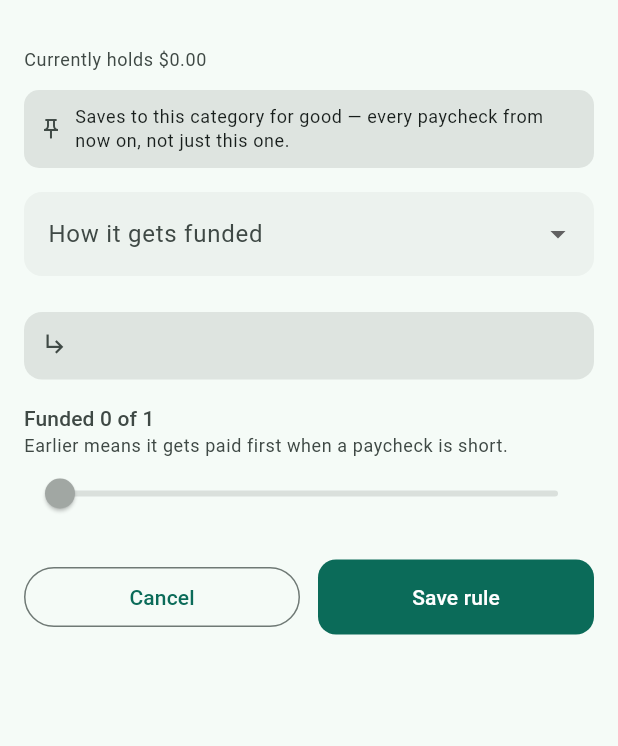
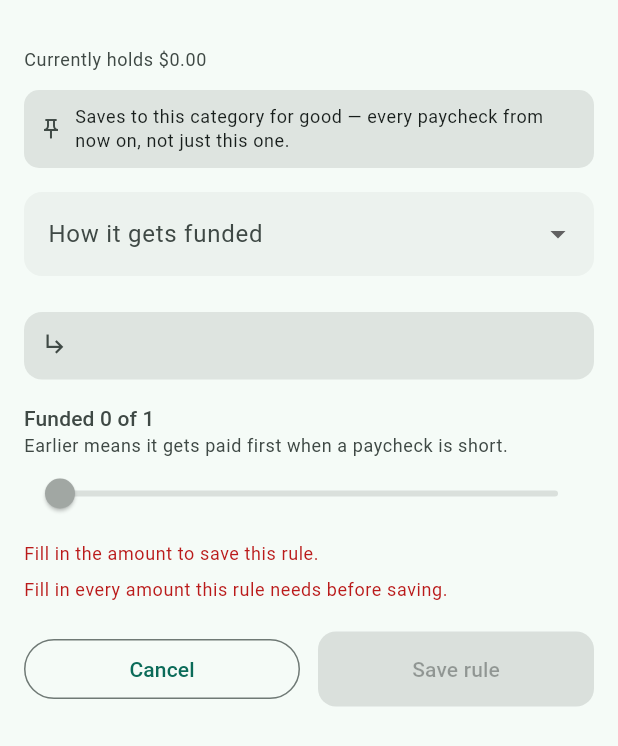
Before and after one commit to TheRea1Neil/DollarDen, a Flutter app: the _RuleSheet widget shown alone on an empty page, opened directly with empty values, on a phone screen of 412 x 824 dp. Shown: the top 746 px of the screen. Run offline on Flutter 3.47's test engine with Material 3 defaults, Android fonts, the phone set to English and light mode, and no system bars; our stand-ins replace dio, flutter_riverpod, flutter_secure_storage, shared_preferences; missing offline and left inert: plaid_flutter; accounts and stored records are empty.

Commit message:
fix(app): a rule change applies on the first save, not the second
Saving a rule in the paycheck review often did nothing the first time.
The backend was fine -- one PUT applies and the next preview reflects it,
confirmed against the live API -- so the fault was the sheet.

`_RuleSheet` seeded its outgoing params from the rule that was ALREADY
there and only replaced them if `FundingEditor` happened to emit. On any
path where it did not, "Save rule" wrote the existing rule back: a
successful no-op. The second attempt then worked, because by then the
fields were pre-filled from the saved rule and editing them emitted
properly.

Three changes, so the class of bug cannot come back:

- The editor emits once after its first frame. The parent now always
  holds the editor's real state rather than a guess made at
  construction.
- The editor reports whether the rule is COMPLETE — every field that
  rule type needs actually has a value — and Save is disabled until it
  is, with a line saying why. Previously a `fixed` rule with a blank
  amount could be submitted, and `int(None)` in the engine would have
  been a 500.
- A save that would change nothing is detected and says "No change to
  save" instead of making a pointless plan version and looking like a
  failure.

The category screen uses the same editor and gets the same guarantees;
it now skips saving funding when the rule is incomplete rather than
sending something unusable.

295 backend tests, 30 Dart. Installed on the iPhone.

Co-Authored-By: Claude Opus 5 <noreply@anthropic.com>
Claude-Session: https://claude.ai/code/session_015K316tSBdLC7ZLQzExdkUn

```diff
--- a/app/lib/ui/screens/paycheck_screen.dart
+++ b/app/lib/ui/screens/paycheck_screen.dart
@@ -156,6 +156,18 @@ class _PaycheckScreenState extends ConsumerState<PaycheckScreen> {
     if (result == null) return;
     final (type, params) = result;
 
+    // Nothing to do, and saying so beats a silent no-op that looks like
+    // a failed save.
+    if (type == line.ruleType && _sameParams(params, line.params)) {
+      if (mounted) {
+        ScaffoldMessenger.of(context).showSnackBar(const SnackBar(
+          content: Text('No change to save'),
+          behavior: SnackBarBehavior.floating,
+        ));
+      }
+      return;
+    }
+
     // A rule change is a decision, not an experiment: it is saved to the
     // plan straight away. Only the dragged ORDER is one-off. Position is
     // preserved, so saving a rule does not also move the category.
@@ -179,6 +191,21 @@ class _PaycheckScreenState extends ConsumerState<PaycheckScreen> {
     } finally {
       if (mounted) setState(() => _busy = false);
     }
+  }
+
+  /// Compare only the keys that matter to the engine; a rule carrying
+  /// an extra null is the same rule.
+  static bool _sameParams(Map<String, dynamic> a, Map<String, dynamic> b) {
+    String norm(Map<String, dynamic> m) {
+      final clean = {
+        for (final e in m.entries)
+          if (e.value != null) e.key: e.value
+      };
+      final keys = clean.keys.toList()..sort();
+      return [for (final k in keys) '$k=${clean[k]}'].join('&');
+    }
+
+    return norm(a) == norm(b);
   }
 
   List<Map<String, dynamic>> get _manualJson => [
@@ -584,6 +611,11 @@ class _RuleSheetState extends State<_RuleSheet> {
   String? _type;
   Map<String, dynamic> _params = const {};
 
+  /// False until every field the chosen rule type needs has a value.
+  /// Saving an incomplete rule used to write the old one back, which
+  /// read as "I had to do it twice".
+  bool _complete = false;
+
   @override
   void initState() {
     super.initState();
@@ -646,11 +678,28 @@ class _RuleSheetState extends State<_RuleSheet> {
               // Position is dragged in the list behind this sheet, so the
               // slider would be a second, conflicting control.
               categoryCount: 1,
-              onChanged: (type, params, _) {
-                _type = type;
-                _params = params;
+              onChanged: (type, params, _, complete) {
+                // setState so the Save button enables the moment the
+                // rule becomes usable.
+                setState(() {
+                  _type = type;
+                  _params = params;
+                  _complete = complete;
+                });
               },
             ),
+            if (!_complete) ...[
+              const SizedBox(height: 8),
+              Text('Fill in the amount to save this rule.',
+                  style: theme.textTheme.bodySmall
+                      ?.copyWith(color: theme.colorScheme.error)),
+            ],
+            if (!_complete) ...[
+              const SizedBox(height: 8),
+              Text('Fill in every amount this rule needs before saving.',
+                  style: theme.textTheme.bodySmall
+                      ?.copyWith(color: theme.colorScheme.error)),
+            ],
             const SizedBox(height: 20),
             Row(children: [
               Expanded(
@@ -662,7 +711,9 @@ class _RuleSheetState extends State<_RuleSheet> {
               const SizedBox(width: 12),
               Expanded(
                 child: FilledButton(
-                  onPressed: () => Navigator.pop(context, (_type, _params)),
+                  onPressed: _complete
+                      ? () => Navigator.pop(context, (_type, _params))
+                      : null,
                   child: const Text('Save rule'),
                 ),
               ),
--- a/app/lib/ui/widgets/funding_editor.dart
+++ b/app/lib/ui/widgets/funding_editor.dart
@@ -14,9 +14,10 @@ class FundingEditor extends StatefulWidget {
   final Funding? initial;
   final int categoryCount;
 
-  /// Called with (ruleType, params, position). A null ruleType means
-  /// "not funded automatically".
-  final void Function(String?, Map<String, dynamic>, int?) onChanged;
+  /// Called with (ruleType, params, position, complete). `complete` is
+  /// false while a required field is still blank, so the caller can
+  /// refuse to save a rule the engine could not run.
+  final void Function(String?, Map<String, dynamic>, int?, bool) onChanged;
 
   const FundingEditor({
     super.key,
@@ -66,6 +67,11 @@ class _FundingEditorState extends State<FundingEditor> {
     for (final c in [_rate, _amount, _target, _cap, _threshold, _thenAmount]) {
       c.addListener(_emit);
     }
+    // Emit once, before anything is touched. Without this the parent
+    // holds whatever it guessed at construction, and a save that
+    // happens to not trigger a listener silently writes the OLD rule
+    // back -- which looks exactly like "I had to do it twice".
+    WidgetsBinding.instance.addPostFrameCallback((_) => _emit());
   }
 
   static String _pctText(String rate) {
@@ -125,8 +131,27 @@ class _FundingEditorState extends State<FundingEditor> {
     }
   }
 
+  /// Whether every field this rule type needs has a value.
+  bool get _complete {
+    switch (_type) {
+      case _none:
+      case 'remainder':
+        return true;
+      case 'percent':
+        final v = double.tryParse(_rate.text.trim());
+        return v != null && v > 0;
+      case 'fixed':
+        return (_cents(_amount) ?? 0) > 0;
+      case 'refill_to':
+        return (_cents(_target) ?? 0) > 0;
+      case 'conditional':
+        return (_cents(_threshold) ?? -1) >= 0 && (_cents(_thenAmount) ?? 0) > 0;
+    }
+    return false;
+  }
+
   void _emit() => widget.onChanged(
-      _type == _none ? null : _type, _params(), _position);
+      _type == _none ? null : _type, _params(), _position, _complete);
 
   /// The same sentence the API renders, built locally so it updates as
   /// the user types rather than only after saving.
```
Also changed, not shown: app/lib/ui/screens/category_editor_screen.dart (+6 -2 lines).
